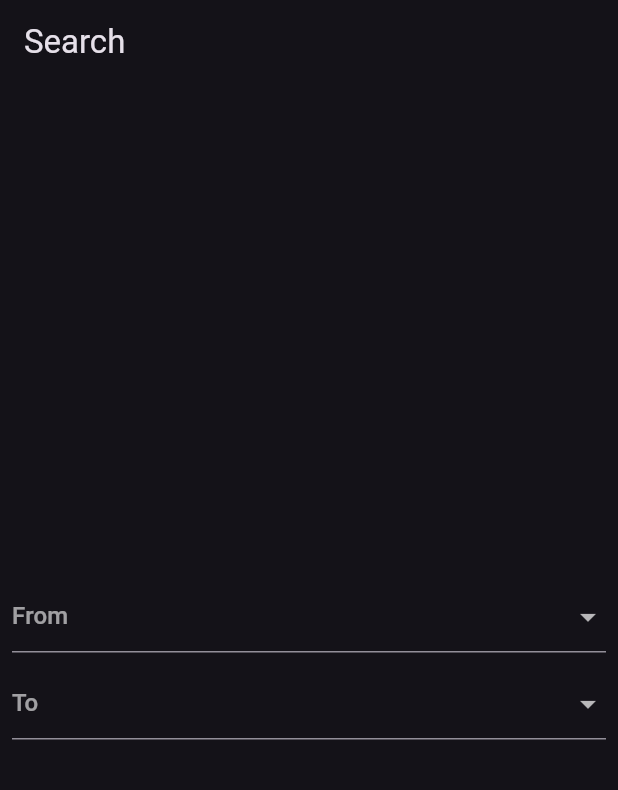
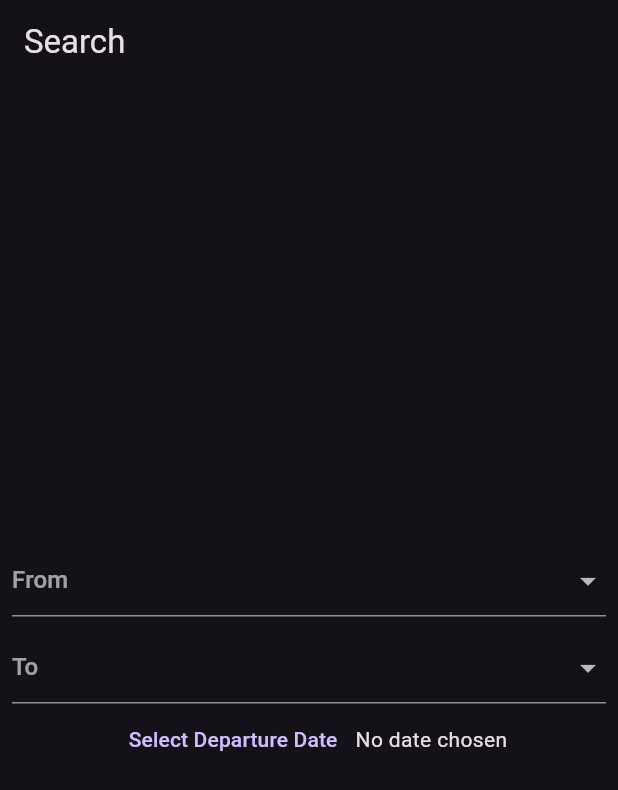
Before and after one commit to ms96Armijos/bus_reservation_udemy, a Flutter app: the screen it shows after launch, on a phone screen of 412 x 824 dp. Shown: the top 790 px of the screen. Run offline on Flutter 3.47's test engine with Material 2 defaults, Android fonts, the phone set to English and light mode, and no system bars.

Commit message:
Search-Page Data Picker
Implement Search DataPicker for selected Date

```diff
--- a/lib/pages/search_page.dart
+++ b/lib/pages/search_page.dart
@@ -1,4 +1,5 @@
 import 'package:bus_reservation_udemy/utils/constants.dart';
+import 'package:bus_reservation_udemy/utils/helper_functions.dart';
 import 'package:flutter/material.dart';
 
 class SearchPage extends StatefulWidget {
@@ -76,10 +77,38 @@ class _SearchPageState extends State<SearchPage> {
                   });
                 },
               ),
+              Row(
+                mainAxisAlignment: MainAxisAlignment.center,
+                children: [
+                  TextButton(
+                    onPressed: _selectDate,
+                    child: Text('Select Departure Date'),
+                  ),
+                  Text(departureDate == null
+                      ? 'No date chosen'
+                      : getFormattedDate(departureDate!,
+                          pattern: 'EEE MMM dd, yyyy'))
+                ],
+              )
             ],
           ),
         ),
       ),
     );
   }
+
+  void _selectDate() async {
+    final selectedDate = await showDatePicker(
+      context: context,
+      initialDate: DateTime.now(),
+      firstDate: DateTime.now(),
+      lastDate: DateTime.now().add(const Duration(days: 7)),
+    );
+
+    if (selectedDate != null) {
+      setState(() {
+        departureDate = selectedDate;
+      });
+    }
+  }
 }
--- a/lib/utils/helper_functions.dart
+++ b/lib/utils/helper_functions.dart
@@ -0,0 +1,5 @@
+import 'package:intl/intl.dart';
+
+String getFormattedDate(DateTime dt, {String pattern = 'dd/MM/yyyy'}) {
+  return DateFormat(pattern).format(dt);
+}
--- a/pubspec.yaml
+++ b/pubspec.yaml
@@ -35,6 +35,7 @@ dependencies:
   # The following adds the Cupertino Icons font to your application.
   # Use with the CupertinoIcons class for iOS style icons.
   cupertino_icons: ^1.0.2
+  intl:
 
 dev_dependencies:
   flutter_test:
```
Also changed, not shown: pubspec.lock.
